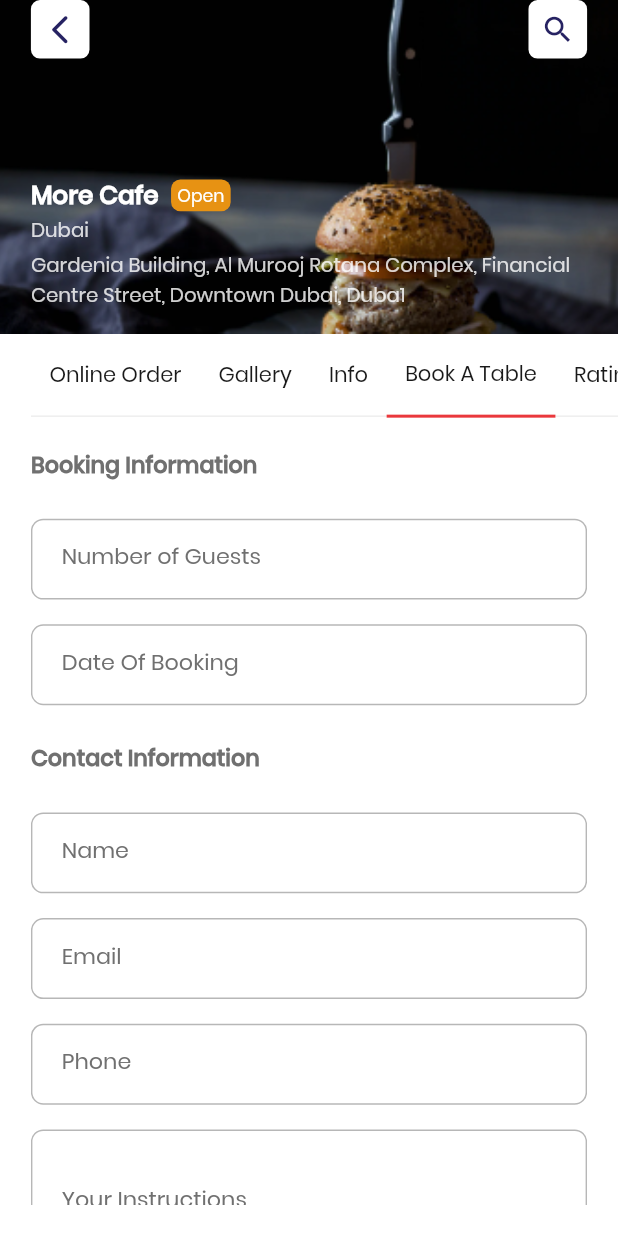
After one commit to devaliakbar/gofoodie, a Flutter app: the VendorDetail screen opened by its route, after a tap on "Gallery", after a tap on "Info", after a tap on "Book A Table", on a phone screen of 412 x 824 dp. The commit adds this screen. Run offline on Flutter 3.47's test engine with Material 2 defaults, Android fonts, the phone set to English and light mode, and no system bars; our stand-ins replace bloc, cached_network_image, dartz, data_connection_checker, dio, easy_localization and 10 more; accounts and stored records are empty; network calls fail.

Commit message:
Vendor Page UI Completed

```diff
--- a/lib/core/res/icon_sizes.dart
+++ b/lib/core/res/icon_sizes.dart
@@ -1,6 +1,10 @@
 part of 'app_resources.dart';
 
 class IconSizes {
+  static double get iconSizeXXXXS {
+    return SizeConfig.height(1.8);
+  }
+
   static double get iconSizeXXXS {
     return SizeConfig.height(2.0);
   }
--- a/lib/core/widgets/custom_text_field.dart
+++ b/lib/core/widgets/custom_text_field.dart
@@ -9,18 +9,23 @@ class CustomTextField extends StatelessWidget {
   final TextEditingController controller;
   final bool obsecure;
   final FormFieldValidator<String> validator;
+  final int maxLine;
+  final double borderRadius;
 
   CustomTextField(
       {@required this.label,
       this.inputType = TextInputType.text,
       this.controller,
       this.obsecure = false,
-      this.validator});
+      this.validator,
+      this.maxLine,
+      this.borderRadius});
 
   @override
   Widget build(BuildContext context) {
     return EnsureVisibleWhenFocused(
       child: TextFormField(
+        maxLines: maxLine,
         controller: controller,
         keyboardType: inputType,
         obscureText: obsecure,
@@ -42,32 +47,37 @@ class CustomTextField extends StatelessWidget {
           focusedBorder: OutlineInputBorder(
             borderSide: BorderSide(color: AppColors.lightBlack, width: 1.0),
             borderRadius: BorderRadius.all(
-              Radius.circular(SizeConfig.width(50)),
+              Radius.circular(
+                  borderRadius == null ? SizeConfig.width(50) : borderRadius),
             ),
           ),
           enabledBorder: OutlineInputBorder(
             borderSide: BorderSide(
                 color: AppColors.lightBlack.withOpacity(0.5), width: 1.0),
             borderRadius: BorderRadius.all(
-              Radius.circular(SizeConfig.width(50)),
+              Radius.circular(
+                  borderRadius == null ? SizeConfig.width(50) : borderRadius),
             ),
           ),
           disabledBorder: OutlineInputBorder(
             borderSide: BorderSide(color: AppColors.lightBlack, width: 1.0),
             borderRadius: BorderRadius.all(
-              Radius.circular(SizeConfig.width(50)),
+              Radius.circular(
+                  borderRadius == null ? SizeConfig.width(50) : borderRadius),
             ),
           ),
           errorBorder: OutlineInputBorder(
             borderSide: BorderSide(color: Colors.red, width: 1.0),
             borderRadius: BorderRadius.all(
-              Radius.circular(SizeConfig.width(50)),
+              Radius.circular(
+                  borderRadius == null ? SizeConfig.width(50) : borderRadius),
             ),
           ),
           focusedErrorBorder: OutlineInputBorder(
             borderSide: BorderSide(color: Colors.red, width: 1.0),
             borderRadius: BorderRadius.all(
-              Radius.circular(SizeConfig.width(50)),
+              Radius.circular(
+                  borderRadius == null ? SizeConfig.width(50) : borderRadius),
             ),
           ),
         ),
--- a/lib/features/vendor/presentation/pages/vendor_detail.dart
+++ b/lib/features/vendor/presentation/pages/vendor_detail.dart
@@ -25,6 +25,7 @@ class _VendorDetailState extends State<VendorDetail> {
           VendorHeader(),
           Expanded(
             child: Column(
+              crossAxisAlignment: CrossAxisAlignment.start,
               children: [
                 VendorTabs(
                   selectedTab: selectedTab,
--- a/lib/features/vendor/presentation/widgets/vendor_body.dart
+++ b/lib/features/vendor/presentation/widgets/vendor_body.dart
@@ -1,5 +1,10 @@
 import 'package:flutter/material.dart';
+import 'package:gofoodie/features/vendor/presentation/widgets/vendor_book_table/vendor_book_table.dart';
+import 'package:gofoodie/features/vendor/presentation/widgets/vendor_gallery/vendor_gallery.dart';
+import 'package:gofoodie/features/vendor/presentation/widgets/vendor_info_tab/vendor_info_tab.dart';
 import 'package:gofoodie/features/vendor/presentation/widgets/vendor_online_order_tab/vendor_online_order_tab.dart';
+import 'package:gofoodie/features/vendor/presentation/widgets/vendor_rating/vendor_rating.dart';
+import 'package:gofoodie/features/vendor/presentation/widgets/vendor_tabs.dart';
 
 class VendorBody extends StatelessWidget {
   final int selectedTab;
@@ -8,6 +13,14 @@ class VendorBody extends StatelessWidget {
   @override
   Widget build(BuildContext context) {
     switch (selectedTab) {
+      case VendorTabs.TAB_INFO:
+        return VendorInfoTab();
+      case VendorTabs.TAB_GALLERY:
+        return VendorGallery();
+      case VendorTabs.TAB_BOOKING:
+        return VendorBookTable();
+      case VendorTabs.TAB_RATING:
+        return VendorRating();
       default:
         return VendorOnlineOrderTab();
     }
--- /dev/null
+++ b/lib/features/vendor/presentation/widgets/vendor_book_table/vendor_book_table.dart
@@ -0,0 +1,93 @@
+import 'package:flutter/material.dart';
+import 'package:gofoodie/core/services/size_config.dart';
+import 'package:gofoodie/core/widgets/custom_button.dart';
+import 'package:gofoodie/core/widgets/custom_text_field.dart';
+import 'package:gofoodie/core/widgets/normal_text.dart';
+
+class VendorBookTable extends StatelessWidget {
+  @override
+  Widget build(BuildContext context) {
+    return Padding(
+      padding: EdgeInsets.all(
+        SizeConfig.width(5),
+      ),
+      child: SingleChildScrollView(
+        child: Column(
+          crossAxisAlignment: CrossAxisAlignment.start,
+          children: [
+            NormalText(
+              "Booking Information",
+              boldText: true,
+            ),
+            SizedBox(
+              height: SizeConfig.height(3),
+            ),
+            CustomTextField(
+              label: "Number of Guests",
+              inputType: TextInputType.number,
+              borderRadius: SizeConfig.width(2),
+            ),
+            SizedBox(
+              height: SizeConfig.height(2),
+            ),
+            CustomTextField(
+              label: "Date Of Booking",
+              inputType: TextInputType.datetime,
+              borderRadius: SizeConfig.width(2),
+            ),
+            SizedBox(
+              height: SizeConfig.height(3),
+            ),
+            NormalText(
+              "Contact Information",
+              boldText: true,
+            ),
+            SizedBox(
+              height: SizeConfig.height(3),
+            ),
+            CustomTextField(
+              label: "Name",
+              inputType: TextInputType.name,
+              borderRadius: SizeConfig.width(2),
+            ),
+            SizedBox(
+              height: SizeConfig.height(2),
+            ),
+            CustomTextField(
+              label: "Email",
+              inputType: TextInputType.emailAddress,
+              borderRadius: SizeConfig.width(2),
+            ),
+            SizedBox(
+              height: SizeConfig.height(2),
+            ),
+            CustomTextField(
+              label: "Phone",
+              inputType: TextInputType.phone,
+              borderRadius: SizeConfig.width(2),
+            ),
+            SizedBox(
+              height: SizeConfig.height(2),
+            ),
+            CustomTextField(
+              label: "Your Instructions",
+              maxLine: 3,
+              borderRadius: SizeConfig.width(2),
+            ),
+            SizedBox(
+              height: SizeConfig.height(3),
+            ),
+            CustomButton(
+              onClick: () {},
+              title: "Book Now",
+              width: double.infinity,
+            ),
+            SizedBox(
+              height: SizeConfig.height(2),
+            ),
+          ],
+        ),
+      ),
+    );
+  }
+}
--- /dev/null
+++ b/lib/features/vendor/presentation/widgets/vendor_gallery/vendor_gallery.dart
@@ -0,0 +1,18 @@
+import 'package:flutter/material.dart';
+import 'package:gofoodie/core/services/size_config.dart';
+import 'package:gofoodie/core/widgets/normal_text.dart';
+
+class VendorGallery extends StatelessWidget {
+  @override
+  Widget build(BuildContext context) {
+    return Padding(
+      padding: EdgeInsets.all(
+        SizeConfig.width(5),
+      ),
+      child: NormalText(
+        "Vendor Gallery",
+        boldText: true,
+      ),
+    );
+  }
+}
--- /dev/null
+++ b/lib/features/vendor/presentation/widgets/vendor_info_tab/vendor_info_tab.dart
@@ -0,0 +1,71 @@
+import 'package:flutter/material.dart';
+import 'package:gofoodie/core/res/app_resources.dart';
+import 'package:gofoodie/core/services/size_config.dart';
+import 'package:gofoodie/core/widgets/normal_text.dart';
+
+class VendorInfoTab extends StatelessWidget {
+  @override
+  Widget build(BuildContext context) {
+    return Padding(
+      padding: EdgeInsets.all(
+        SizeConfig.width(5),
+      ),
+      child: Column(
+        crossAxisAlignment: CrossAxisAlignment.start,
+        children: [
+          NormalText(
+            "Restaurant Info",
+            size: FontSizes.fontSizeL,
+            boldText: true,
+          ),
+          SizedBox(
+            height: SizeConfig.height(1),
+          ),
+          NormalText("Poké, Healthy Food"),
+          SizedBox(
+            height: SizeConfig.height(1),
+          ),
+          NormalText("Dubai"),
+          SizedBox(
+            height: SizeConfig.height(1),
+          ),
+          Row(
+            children: [
+              Icon(
+                Icons.phone,
+                color: AppColors.red,
+                size: IconSizes.iconSizeM,
+              ),
+              SizedBox(
+                width: SizeConfig.width(3),
+              ),
+              NormalText(
+                "+12 42449345",
+                color: AppColors.black,
+              )
+            ],
+          ),
+          SizedBox(
+            height: SizeConfig.height(1),
+          ),
+          Row(
+            children: [
+              Icon(
+                Icons.mail,
+                color: AppColors.red,
+                size: IconSizes.iconSizeM,
+              ),
+              SizedBox(
+                width: SizeConfig.width(3),
+              ),
+              NormalText(
+                "info@soulbowl.com",
+                color: AppColors.black,
+              )
+            ],
+          )
+        ],
+      ),
+    );
+  }
+}
--- a/pubspec.yaml
+++ b/pubspec.yaml
@@ -27,6 +27,8 @@ dependencies:
   flutter_secure_storage: ^3.3.5
   cached_network_image: ^2.5.0
   vibration: ^1.7.3
+  percent_indicator:
+  flutter_rating_bar:
 
 dev_dependencies:
   flutter_test:
```
Also changed, not shown: lib/core/res/font_sizes.dart (+3 -7 lines), lib/features/vendor/presentation/widgets/vendor_rating/vendor_rating.dart (added, +26 -0 lines), lib/features/vendor/presentation/widgets/vendor_rating/vendor_rating_overall.dart (added, +166 -0 lines), lib/features/vendor/presentation/widgets/vendor_rating/vendor_rating_tile.dart (added, +68 -0 lines), pubspec.lock.
